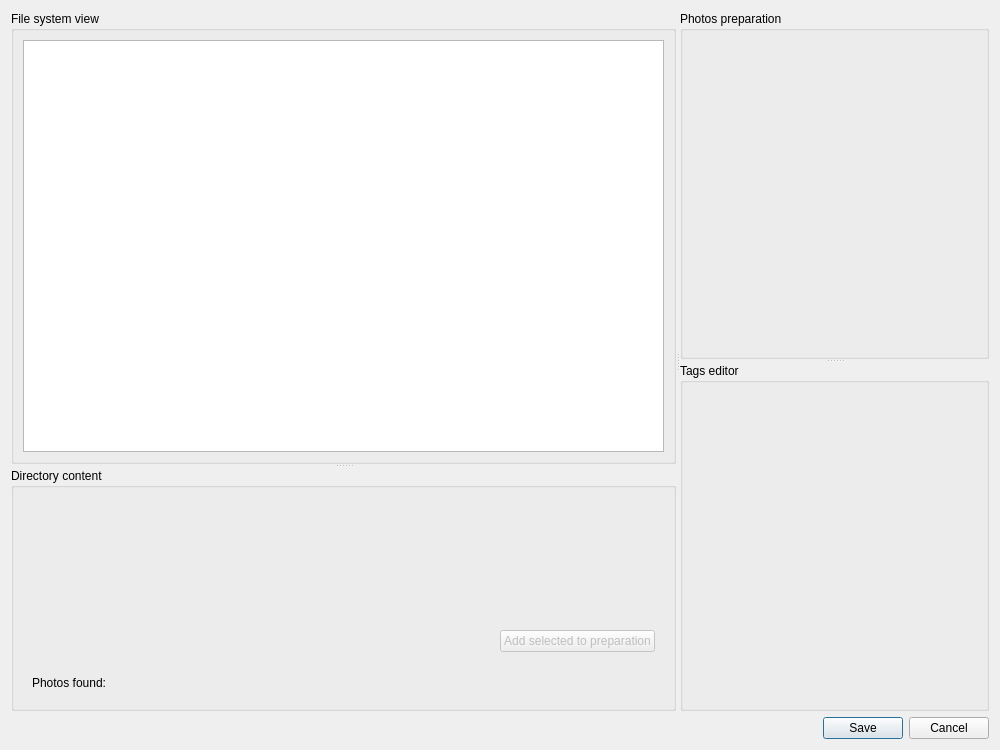
Old version of the form src/gui/desktop/ui/photos_add_dialog.ui in the repository Kicer86/photobroom.
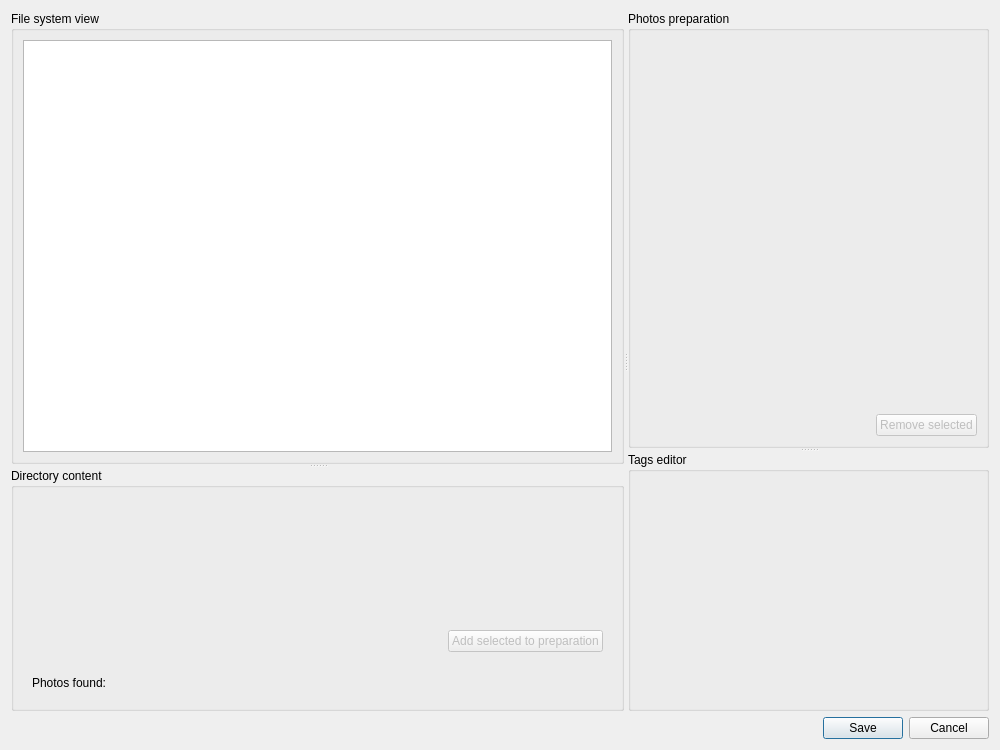
New version of the form. Icons and pictures are not drawn. Custom widgets are drawn as their Qt base class.

Commit message: gui: ui: PhotosAddDialog: adding 'Remove selected' button to 'Photos preparation' area

The edit to the form file:
```diff
--- a/src/gui/desktop/ui/photos_add_dialog.ui
+++ b/src/gui/desktop/ui/photos_add_dialog.ui
@@ -139,6 +139,36 @@
              </property>
             </widget>
            </item>
+           <item>
+            <layout class="QHBoxLayout" name="horizontalLayout_4">
+             <item>
+              <spacer name="horizontalSpacer_2">
+               <property name="orientation">
+                <enum>Qt::Horizontal</enum>
+               </property>
+               <property name="sizeHint" stdset="0">
+                <size>
+                 <width>40</width>
+                 <height>20</height>
+                </size>
+               </property>
+              </spacer>
+             </item>
+             <item>
+              <widget class="QPushButton" name="pushButton">
+               <property name="enabled">
+                <bool>false</bool>
+               </property>
+               <property name="toolTip">
+                <string>&lt;html&gt;&lt;head/&gt;&lt;body&gt;&lt;p&gt;Remove selected photos from preparation area.&lt;/p&gt;&lt;/body&gt;&lt;/html&gt;</string>
+               </property>
+               <property name="text">
+                <string>Remove selected</string>
+               </property>
+              </widget>
+             </item>
+            </layout>
+           </item>
           </layout>
          </widget>
          <widget class="QGroupBox" name="groupBox_4">
```
